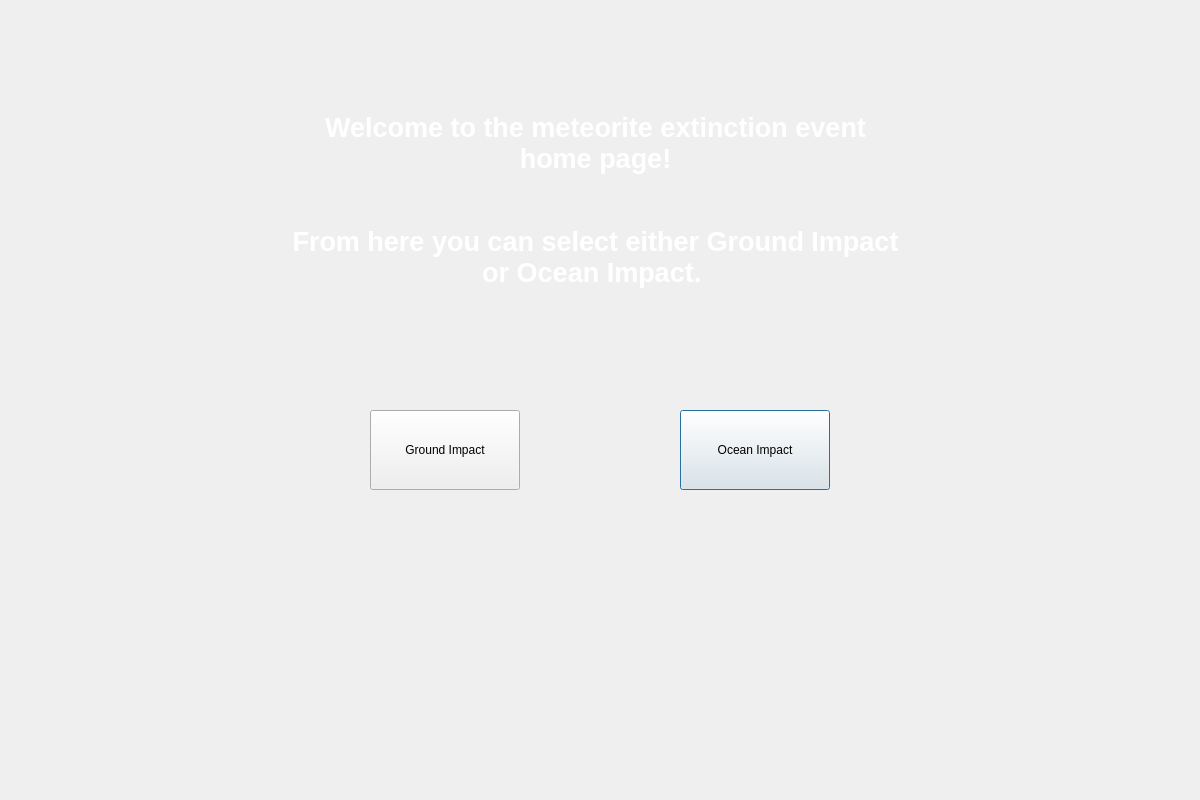
robertche54/a8-an-educational-app-f18, file meteorite.ui: the form before one commit.
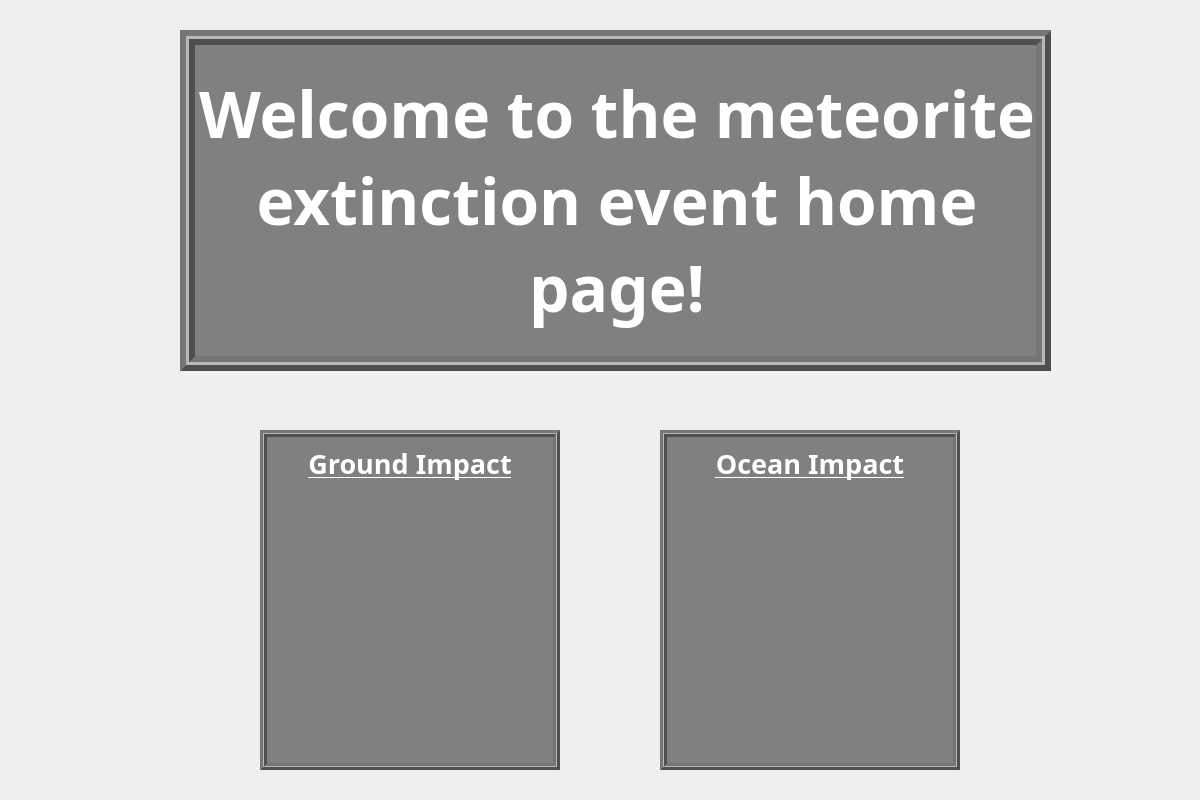
The form after the commit. Icons and pictures are not drawn.

Commit message: Major changes to meteorite homepage. Change button layout. smal updates to dino location and physics to be more dramatic.

The edit to the form file:
```diff
--- a/meteorite.ui
+++ b/meteorite.ui
@@ -27,57 +27,173 @@
   <widget class="QPushButton" name="OceanButton">
    <property name="geometry">
     <rect>
-     <x>680</x>
-     <y>410</y>
-     <width>150</width>
-     <height>80</height>
+     <x>669</x>
+     <y>470</y>
+     <width>281</width>
+     <height>291</height>
     </rect>
    </property>
+   <property name="styleSheet">
+    <string notr="true">#OceanButton{
+background-color: transparent;
+border-image: url(:items/theWaves.png);
+background : none;
+border: none;
+background-repeat: none;
+}</string>
+   </property>
    <property name="text">
-    <string>Ocean Impact</string>
+    <string/>
    </property>
   </widget>
   <widget class="QPushButton" name="GroundButton">
    <property name="geometry">
     <rect>
-     <x>370</x>
-     <y>410</y>
-     <width>150</width>
-     <height>80</height>
+     <x>260</x>
+     <y>470</y>
+     <width>300</width>
+     <height>300</height>
     </rect>
    </property>
+   <property name="styleSheet">
+    <string notr="true">#GroundButton{
+background-color: transparent;
+border-image: url(:items/theJungle.png);
+background : none;
+border: none;
+background-repeat: none;
+}</string>
+   </property>
    <property name="text">
-    <string>Ground Impact</string>
+    <string/>
+   </property>
+   <property name="flat">
+    <bool>false</bool>
    </property>
   </widget>
   <widget class="QLabel" name="label">
    <property name="geometry">
     <rect>
-     <x>290</x>
+     <x>180</x>
      <y>30</y>
-     <width>611</width>
+     <width>871</width>
      <height>341</height>
     </rect>
    </property>
    <property name="font">
     <font>
+     <family>Norasi</family>
      <weight>75</weight>
      <bold>true</bold>
     </font>
    </property>
    <property name="styleSheet">
-    <string notr="true">color: white; </string>
+    <string notr="true">color:white; background-color:rgba(100,100,100,0.8)</string>
+   </property>
+   <property name="frameShape">
+    <enum>QFrame::Box</enum>
+   </property>
+   <property name="frameShadow">
+    <enum>QFrame::Raised</enum>
    </property>
    <property name="lineWidth">
-    <number>1</number>
+    <number>6</number>
+   </property>
+   <property name="midLineWidth">
+    <number>3</number>
    </property>
    <property name="text">
-    <string>&lt;html&gt;&lt;head/&gt;&lt;body&gt;&lt;p align=&quot;center&quot;&gt;&lt;span style=&quot; font-size:20pt;&quot;&gt;Welcome to the meteorite extinction event home page!&lt;/span&gt;&lt;/p&gt;&lt;p align=&quot;center&quot;&gt;&lt;br/&gt;&lt;/p&gt;&lt;p align=&quot;center&quot;&gt;&lt;span style=&quot; font-size:20pt;&quot;&gt;From here you can select either Ground Impact or Ocean Impact. &lt;/span&gt;&lt;/p&gt;&lt;/body&gt;&lt;/html&gt;</string>
+    <string>&lt;html&gt;&lt;head/&gt;&lt;body&gt;&lt;p align=&quot;center&quot;&gt;&lt;span style=&quot; font-size:48pt;&quot;&gt;Welcome to the meteorite extinction event home page!&lt;/span&gt;&lt;/p&gt;&lt;/body&gt;&lt;/html&gt;</string>
    </property>
    <property name="wordWrap">
     <bool>true</bool>
    </property>
   </widget>
+  <widget class="QLabel" name="groundLabel">
+   <property name="geometry">
+    <rect>
+     <x>260</x>
+     <y>430</y>
+     <width>300</width>
+     <height>340</height>
+    </rect>
+   </property>
+   <property name="font">
+    <font>
+     <family>Norasi</family>
+     <pointsize>20</pointsize>
+     <weight>75</weight>
+     <bold>true</bold>
+     <underline>true</underline>
+    </font>
+   </property>
+   <property name="styleSheet">
+    <string notr="true">color:white; background-color:rgba(100,100,100,0.8)</string>
+   </property>
+   <property name="frameShape">
+    <enum>QFrame::Box</enum>
+   </property>
+   <property name="frameShadow">
+    <enum>QFrame::Raised</enum>
+   </property>
+   <property name="lineWidth">
+    <number>3</number>
+   </property>
+   <property name="midLineWidth">
+    <number>1</number>
+   </property>
+   <property name="text">
+    <string>Ground Impact</string>
+   </property>
+   <property name="alignment">
+    <set>Qt::AlignHCenter|Qt::AlignTop</set>
+   </property>
+  </widget>
+  <widget class="QLabel" name="oceanLabel">
+   <property name="geometry">
+    <rect>
+     <x>660</x>
+     <y>430</y>
+     <width>300</width>
+     <height>340</height>
+    </rect>
+   </property>
+   <property name="font">
+    <font>
+     <family>Norasi</family>
+     <pointsize>20</pointsize>
+     <weight>75</weight>
+     <bold>true</bold>
+     <underline>true</underline>
+    </font>
+   </property>
+   <property name="styleSheet">
+    <string notr="true">color:white; background-color:rgba(100,100,100,0.8)</string>
+   </property>
+   <property name="frameShape">
+    <enum>QFrame::Box</enum>
+   </property>
+   <property name="frameShadow">
+    <enum>QFrame::Raised</enum>
+   </property>
+   <property name="lineWidth">
+    <number>3</number>
+   </property>
+   <property name="midLineWidth">
+    <number>1</number>
+   </property>
+   <property name="text">
+    <string>Ocean Impact</string>
+   </property>
+   <property name="alignment">
+    <set>Qt::AlignHCenter|Qt::AlignTop</set>
+   </property>
+  </widget>
+  <zorder>oceanLabel</zorder>
+  <zorder>groundLabel</zorder>
+  <zorder>OceanButton</zorder>
+  <zorder>GroundButton</zorder>
+  <zorder>label</zorder>
  </widget>
  <resources/>
  <connections/>
```
The commit also changes 5 other files.
